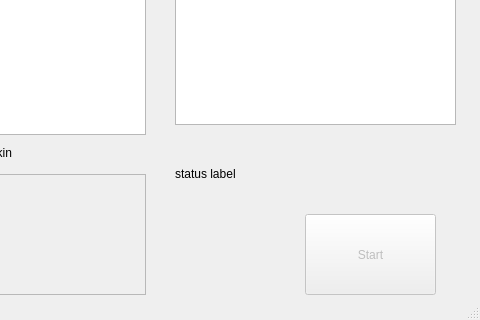
Skarsnik/snesclassicstuff, file desktopclient/InputDisplay/skinselector.ui: the form before one commit; both pictures show x 135 to 615 and y 176 to 496 of the 615 by 496 pixel window.
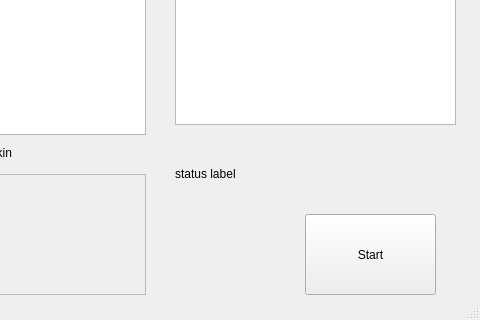
The form after the commit.

Patch:
```diff
--- a/desktopclient/InputDisplay/skinselector.ui
+++ b/desktopclient/InputDisplay/skinselector.ui
@@ -26,7 +26,7 @@
    </widget>
    <widget class="QPushButton" name="startButton">
     <property name="enabled">
-     <bool>false</bool>
+     <bool>true</bool>
     </property>
     <property name="geometry">
      <rect>
```
